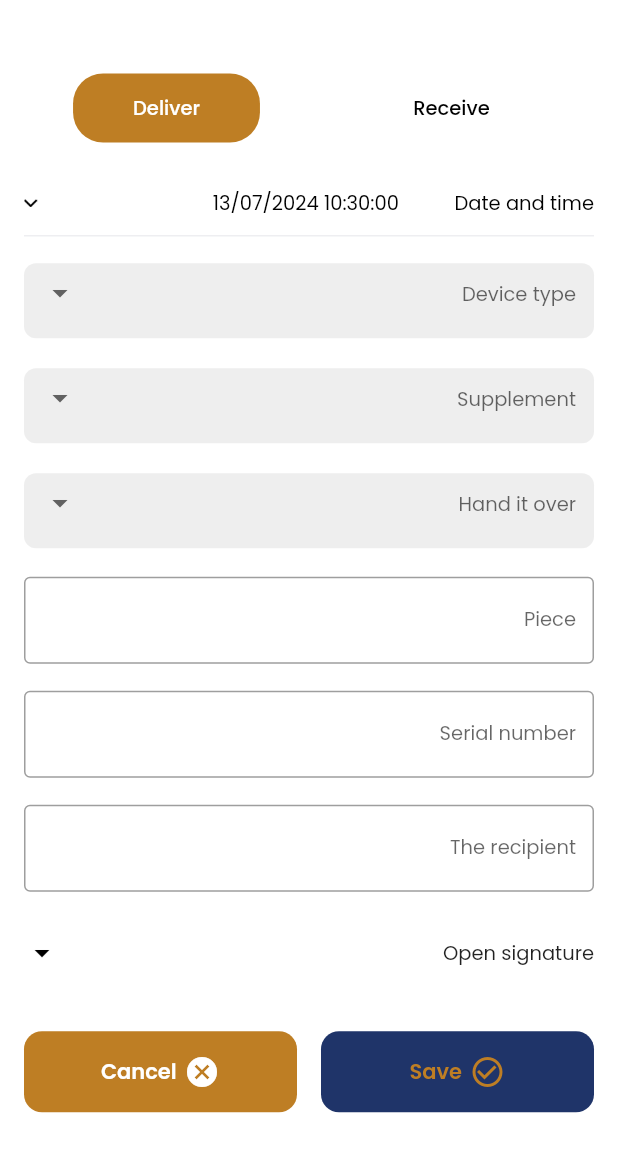
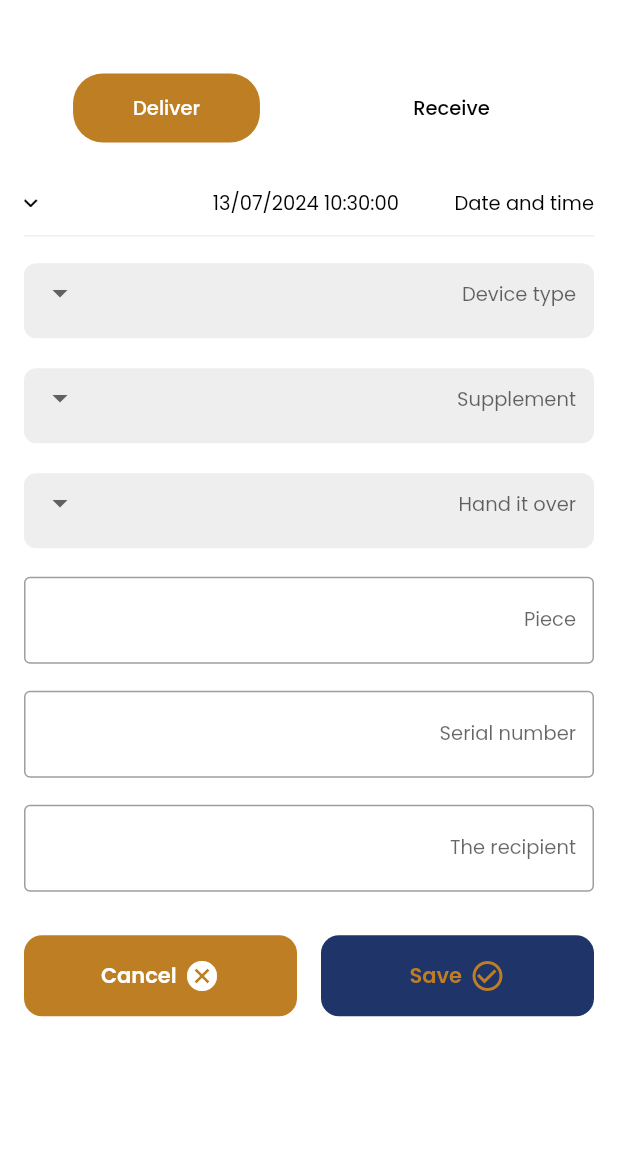
Before and after one commit to mohammad-lubbad-sajaya/test-repo, a Flutter app: the DeliveryFormScreen screen opened directly, tab 2 chosen, on a phone screen of 412 x 824 dp, the part 66-1236 px from its top. Run offline on Flutter 3.47's test engine with Material 3 defaults, Android fonts, the light colour scheme and no system bars; our stand-ins replace badges, connectivity_plus, device_info_plus, dio, file_picker, flutter_image_compress and 19 more; missing offline and left inert: encrypt, flutter_pdfview, record, trust_location, video_compress, video_thumbnail and 1 more; accounts and stored records are empty.

Commit message:
work on design

```diff
--- a/lib/core/utils/app_widgets/maintenance_contact_buttons_row.dart
+++ b/lib/core/utils/app_widgets/maintenance_contact_buttons_row.dart
@@ -1,4 +1,5 @@
 import 'package:flutter/material.dart';
+import 'package:font_awesome_flutter/font_awesome_flutter.dart';
 import '../theme/app_colors.dart';
 import 'package:trust_location/trust_location.dart';
 import 'package:url_launcher/url_launcher.dart';
@@ -32,7 +33,7 @@ class MaintenanceContactButtonsRow {
             () => _openGoogleMaps(
                 latitude: double.parse(latLongPosition.latitude ?? ""),
                 longitude: double.parse(latLongPosition.longitude ?? ""))),
-        _buildContactbutton(Icons.chat_rounded, () => _openWhatsApp(phone)),
+        _buildContactbutton( FontAwesomeIcons.whatsapp, () => _openWhatsApp(phone)),
       ],
     );
   }
--- a/lib/features/maintenance/presentation/delivery_and_receive/delivery_and_receive._screen.dart
+++ b/lib/features/maintenance/presentation/delivery_and_receive/delivery_and_receive._screen.dart
@@ -17,7 +17,6 @@ import '../../../crm/presentation/procedure_place/procedure_place_view_model.dar
 import '../../../crm/presentation/procedure_place/widgets/meeting_view.dart';
 
 import 'view_models/delivery_and_receive_view_model.dart';
-import 'widgets/sing_widget.dart';
 
 class DeliveryFormScreen extends StatefulWidget {
   const DeliveryFormScreen({super.key, this.isReceived = false});
@@ -147,10 +146,7 @@ class _DeliveryFormScreenState extends State<DeliveryFormScreen>
                                   context: context,
                                   controller: _viewModel.noteTextControllere),
                             ],
-                            if (_viewModel.tabIndex == 1) ...[
-                              const SizedBox(height: 20),
-                              const SignatureScreen(),
-                            ],
+
                             const SizedBox(height: 20),
 
                             //  _buildSubmitButton(),
--- a/lib/main.dart
+++ b/lib/main.dart
@@ -122,6 +122,7 @@ class _MyAppState extends State<MyApp> {
   }
 
   void initLocale() {
+
     String? lang = sl<LocalRepo>().getLanguage();
     _appTranslationsDelegate = AppTranslationsDelegate(
       locale: lang == null ? null : Locale(lang, ''),
--- a/pubspec.yaml
+++ b/pubspec.yaml
@@ -47,6 +47,7 @@ dependencies:
   sizer: ^2.0.15
   share_plus: ^9.0.0
   url_launcher: ^6.3.0
+  font_awesome_flutter: ^10.7.0
 
 dev_dependencies:
   flutter_test:
```
Also changed, not shown: lib/features/maintenance/presentation/delivery_and_receive/widgets/signature_screen.dart (renamed from lib/features/maintenance/presentation/delivery_and_receive/widgets/sing_widget.dart), pubspec.lock.
